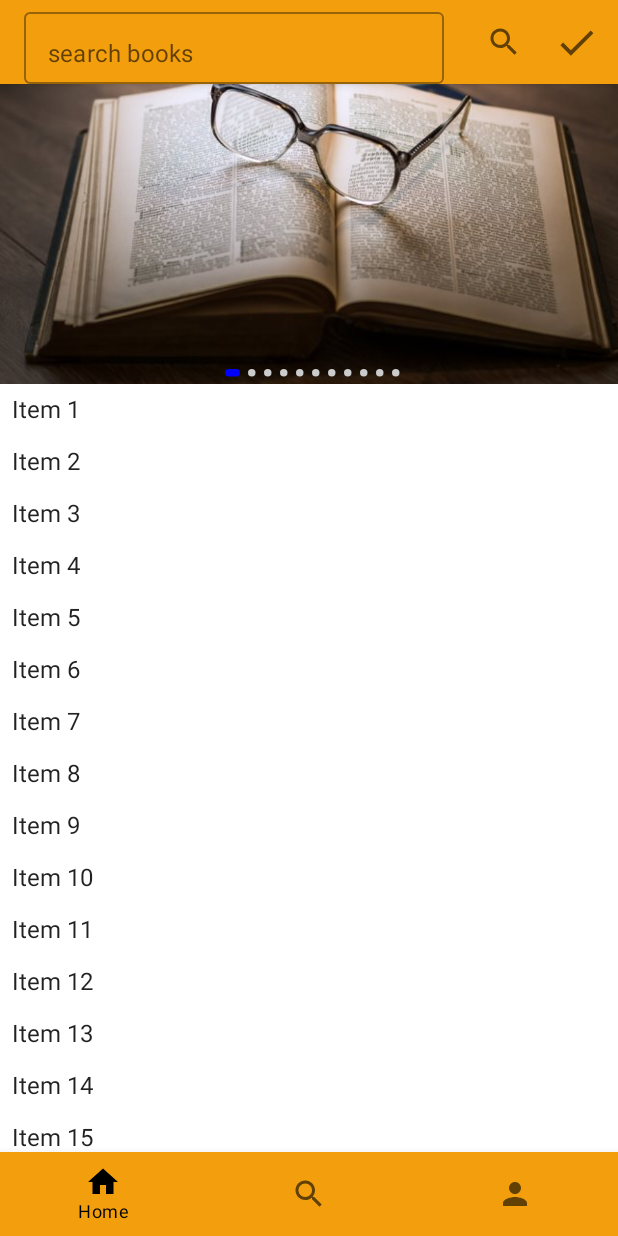
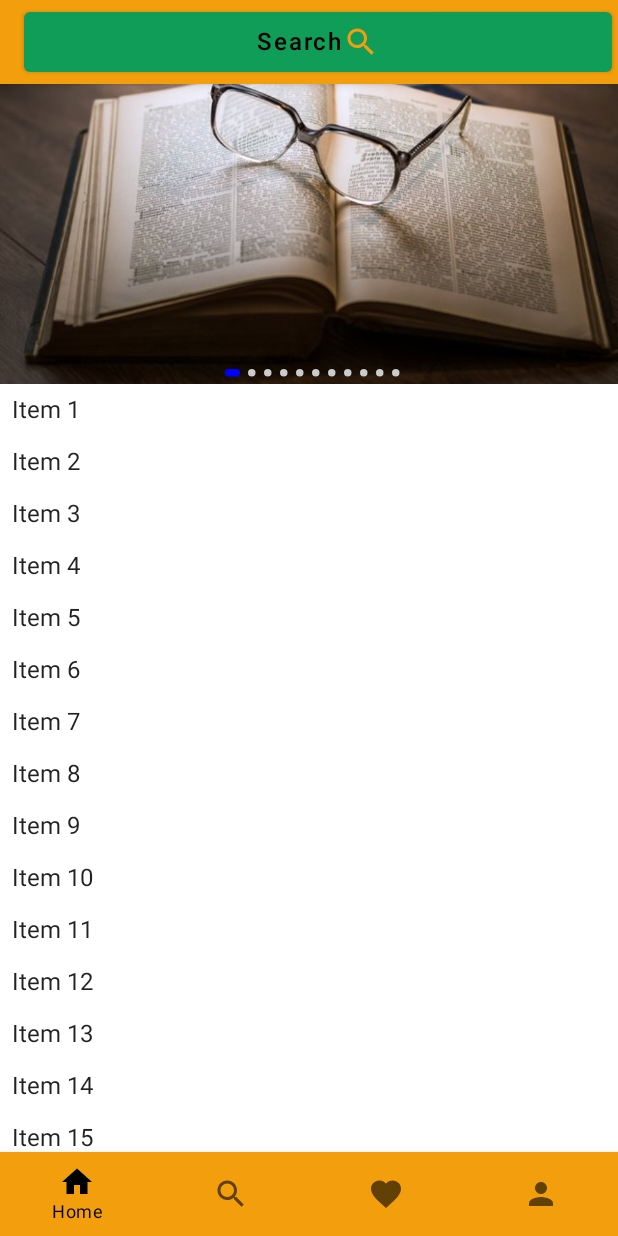
Before and after one commit to PrilepskiyAE/ShopBookApp, an Android app built with Jetpack Compose: the screen it shows after launch (MainActivity), on a phone screen of 412 x 824 dp. Run offline under Robolectric (Android 15) with nearby library versions, the phone set to English and light mode, and no system bars; our stand-ins replace Dagger/Hilt's generated code, Room's generated code; network calls fail.

```diff
--- a/app/src/main/java/com/prilepskiy/shopbookapp/presenter/ui/utils/BottomNavigationBar.kt
+++ b/app/src/main/java/com/prilepskiy/shopbookapp/presenter/ui/utils/BottomNavigationBar.kt
@@ -18,7 +18,6 @@ fun BottomNavigationBar(navController: NavHostController) {
         backgroundColor = Color(0xFFF39F0D)
     ) {
 
-        // observe the backstack
         val navBackStackEntry by navController.currentBackStackEntryAsState()
 
         val currentRoute = navBackStackEntry?.destination?.route
@@ -30,7 +29,6 @@ fun BottomNavigationBar(navController: NavHostController) {
 
                 selected = currentRoute == navItem.route,
 
-                // navigate on click
                 onClick = {
                     navController.navigate(navItem.route)
                 },
--- a/app/src/main/java/com/prilepskiy/shopbookapp/presenter/ui/utils/Constants.kt
+++ b/app/src/main/java/com/prilepskiy/shopbookapp/presenter/ui/utils/Constants.kt
@@ -1,6 +1,7 @@
 package com.prilepskiy.shopbookapp.presenter.ui.utils
 
 import androidx.compose.material.icons.Icons
+import androidx.compose.material.icons.filled.Favorite
 import androidx.compose.material.icons.filled.Home
 import androidx.compose.material.icons.filled.Person
 import androidx.compose.material.icons.filled.Search
@@ -20,6 +21,13 @@ import com.prilepskiy.shopbookapp.presenter.ui.model.BottomNavItem
                 route = "search"
             ),
             BottomNavItem(
+                label = "Favorite",
+                icon = Icons.Default.Favorite,
+                route = "favorite"
+            )
+
+            ,
+            BottomNavItem(
                 label = "Profile",
                 icon = Icons.Filled.Person,
                 route = "profile"
--- a/app/src/main/java/com/prilepskiy/shopbookapp/presenter/ui/utils/NavHostContainer.kt
+++ b/app/src/main/java/com/prilepskiy/shopbookapp/presenter/ui/utils/NavHostContainer.kt
@@ -9,6 +9,7 @@ import androidx.navigation.NavHostController
 
 import androidx.navigation.compose.NavHost
 import androidx.navigation.compose.composable
+import com.prilepskiy.shopbookapp.presenter.ui.сomposable.FavoriteScreenComposable
 import com.prilepskiy.shopbookapp.presenter.ui.сomposable.HomeScreenComposable
 import com.prilepskiy.shopbookapp.presenter.ui.сomposable.ProfileScreenComposable
 import com.prilepskiy.shopbookapp.presenter.ui.сomposable.SearchScreenComposable
@@ -22,27 +23,26 @@ fun NavHostContainer(
     NavHost(
         navController = navController,
 
-        // set the start destination as home
         startDestination = "home",
 
-        // Set the padding provided by scaffold
         modifier = Modifier.padding(paddingValues = padding),
 
         builder = {
 
-            // route : Home
             composable("home") {
                 HomeScreenComposable()
             }
 
-            // route : search
             composable("search") {
                 SearchScreenComposable()
             }
 
-            // route : profile
             composable("profile") {
                 ProfileScreenComposable()
+            }
+
+            composable("favorite") {
+                FavoriteScreenComposable()
             }
         })
 
--- a/app/src/main/java/com/prilepskiy/shopbookapp/presenter/ui/сomposable/TopAppBarBookListComposable.kt
+++ b/app/src/main/java/com/prilepskiy/shopbookapp/presenter/ui/сomposable/TopAppBarBookListComposable.kt
@@ -1,5 +1,7 @@
 package com.prilepskiy.shopbookapp.presenter.ui.сomposable
 
+import androidx.compose.foundation.layout.fillMaxHeight
+import androidx.compose.foundation.layout.fillMaxWidth
 import androidx.compose.foundation.layout.height
 import androidx.compose.foundation.layout.width
 import androidx.compose.material.*
@@ -10,6 +12,7 @@ import androidx.compose.runtime.*
 import androidx.compose.ui.Modifier
 import androidx.compose.ui.graphics.Color
 import androidx.compose.ui.unit.dp
+import androidx.compose.ui.unit.sp
 
 @Composable
 fun OutlinedTextFieldComposable():String {
@@ -33,20 +36,20 @@ fun TopAppBarBookList(searchBook: (String)->Unit,cleanBook: ()->Unit){
     TopAppBar(
 
 
-        title= {searchValues= OutlinedTextFieldComposable() },
-        backgroundColor =  Color(0xFFF39F0D),
-        actions = {
-            IconButton(onClick = { searchBook(searchValues)  }) {
-                Icon(Icons.Filled.Search, null)
-            }
-            IconButton(onClick = { cleanBook()  }) {
-                Icon(
-                    Icons.Filled.Check, null,
-                    Modifier
-                        .height(30.dp)
-                        .width(30.dp))
-            }
-        })
+        title= {Button(onClick = {},Modifier.fillMaxWidth(),
+            colors = ButtonDefaults.buttonColors(backgroundColor = Color(0xFF0F9D58), contentColor = Color.Black)
+        )
+        {
+            Text("Search", fontSize = 16.sp)
+            Icon(
+                imageVector = Icons.Default.Search,
+                contentDescription = "search",
+                tint = Color(0xFFF39F0D)
+            )
+        } },
+        backgroundColor =  Color(0xFFF39F0D)
+
+       )
 
 
 }
```
Also changed, not shown: app/src/main/java/com/prilepskiy/shopbookapp/presenter/ui/сomposable/FavoriteScreenComposable.kt (added, +35 -0 lines).
